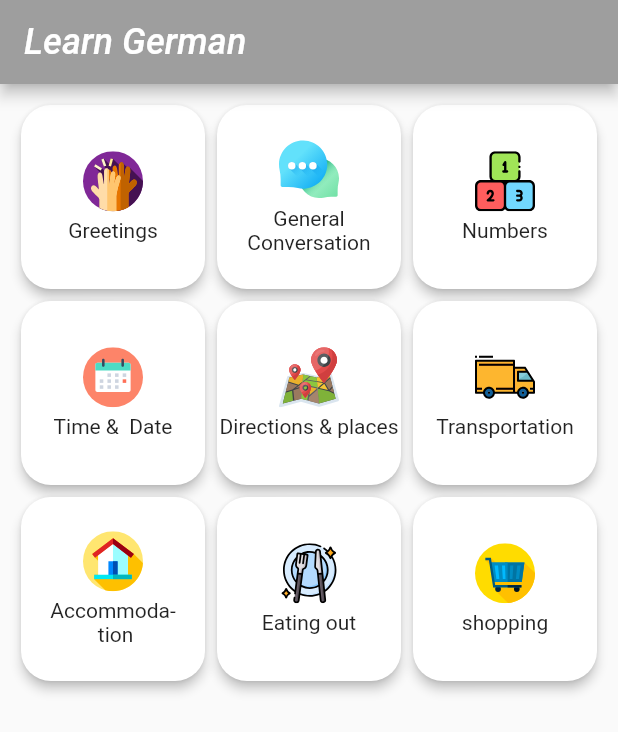
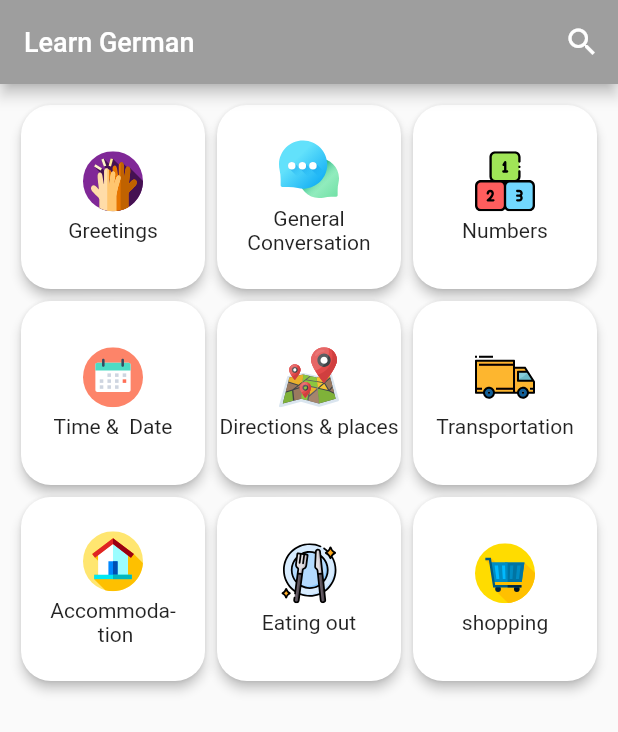
Before and after one commit to Aslmmon/Language-german-flutter, a Flutter app: the screen it shows after launch, on a phone screen of 412 x 824 dp. Shown: the top 732 px of the screen. Run offline on Flutter 3.47's test engine with Material 2 defaults, Android fonts, the phone set to English and light mode, and no system bars; our stand-ins replace flutter_svg.

Commit message:
* added AppBar style to Constans file

```diff
--- a/lib/base/constants.dart
+++ b/lib/base/constants.dart
@@ -7,3 +7,20 @@ const TextStyle logoTextStyle = const TextStyle(
   fontSize: 24,
   fontStyle: FontStyle.italic
 );
+const TextStyle headerTextStyle = const TextStyle(
+    color: Colors.white,
+    fontSize: 18,
+    fontStyle: FontStyle.normal
+);
+AppBar appBarStyle =  AppBar(
+  title: Text("Learn German", style: headerTextStyle),
+  actions: [
+    IconButton(
+      icon: Icon(Icons.search),
+      color: Colors.white,
+      onPressed: (){
+        print("search");
+      },
+    )
+  ],
+);
--- a/lib/screens/home.dart
+++ b/lib/screens/home.dart
@@ -20,9 +20,7 @@ class _HomeScreenState extends State<HomeScreen> {
   @override
   Widget build(BuildContext context) {
     return Scaffold(
-      appBar: AppBar(
-        title: Text("Learn German", style: logoTextStyle),
-      ),
+      appBar: appBarStyle,
       body: Container(
         padding: EdgeInsets.all(10),
         child: GridView.count(
```
